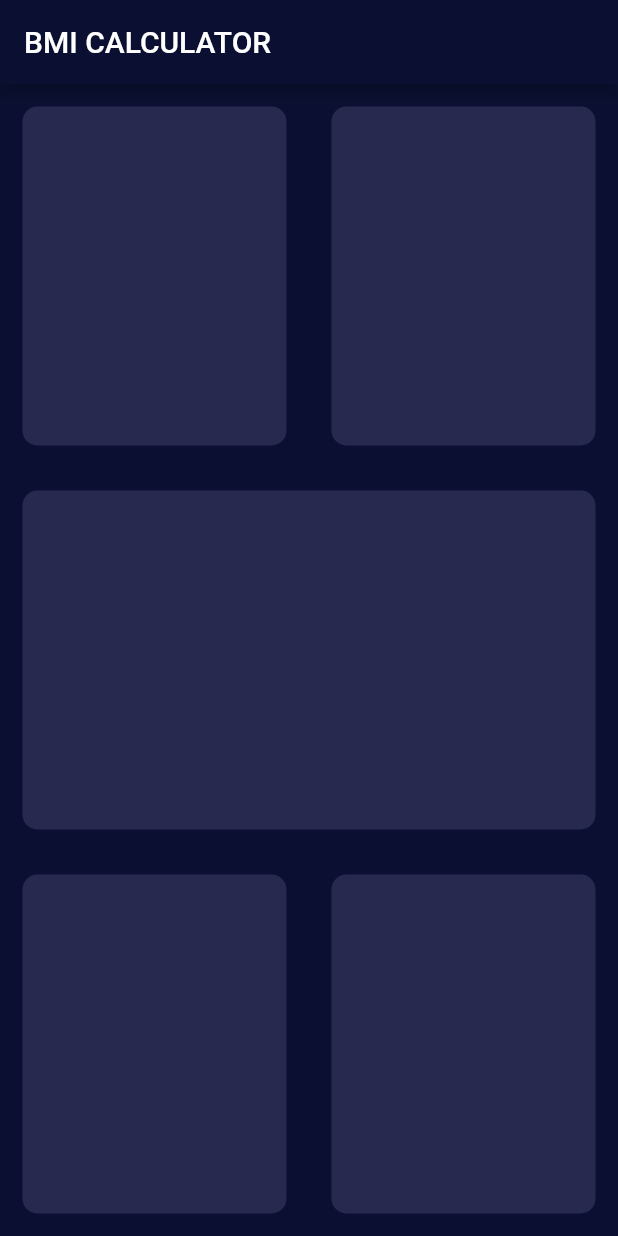
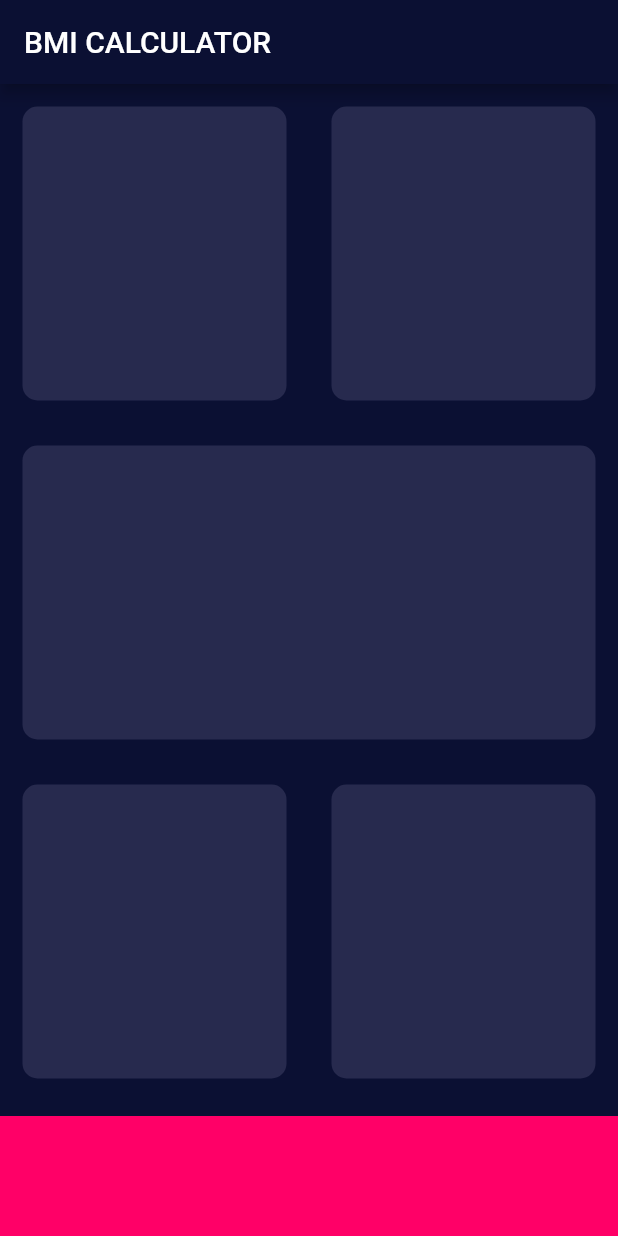
Before and after one commit to Code-Saurav/All_Flutter_Project, a Flutter app: the screen it shows after launch, on a phone screen of 412 x 824 dp. Run offline on Flutter 3.47's test engine with Material 2 defaults, Android fonts, the phone set to English and light mode, and no system bars; our stand-ins replace audioplayers, rflutter_alert.

Commit message:
const color and const height

```diff
--- a/bmi-calculator-flutter/lib/input_page.dart
+++ b/bmi-calculator-flutter/lib/input_page.dart
@@ -1,4 +1,8 @@
+import 'package:flutter/cupertino.dart';
 import 'package:flutter/material.dart';
+
+const bottomContainerHeight = 80.0;
+const cardColor = Color(0xFF272A4E);
 
 class InputPage extends StatefulWidget {
   @override
@@ -19,12 +23,12 @@ class _InputPageState extends State<InputPage> {
               children: <Widget>[
                 Expanded(
                   child: ReusableCard(
-                    colour: Color(0xFF272A4E),
+                    colour: cardColor,
                   ),
                 ),
                 Expanded(
                   child: ReusableCard(
-                    colour: Color(0xFF272A4E),
+                    colour: cardColor,
                   ),
                 ),
               ],
@@ -32,7 +36,7 @@ class _InputPageState extends State<InputPage> {
           ),
           Expanded(
             child: ReusableCard(
-              colour: Color(0xFF272A4E),
+              colour: cardColor,
             ),
           ),
           Expanded(
@@ -40,17 +44,23 @@ class _InputPageState extends State<InputPage> {
               children: <Widget>[
                 Expanded(
                   child: ReusableCard(
-                    colour: Color(0xFF272A4E),
+                    colour: cardColor,
                   ),
                 ),
                 Expanded(
                   child: ReusableCard(
-                    colour: Color(0xFF272A4E),
+                    colour: cardColor,
                   ),
                 ),
               ],
             ),
           ),
+          Container(
+            color: Color(0xFFFF0067),
+            margin: EdgeInsets.only(top: 10.0),
+            width: double.infinity,
+            height: bottomContainerHeight,
+          )
         ],
       ),
     );
@@ -60,7 +70,9 @@ class _InputPageState extends State<InputPage> {
 class ReusableCard extends StatelessWidget {
   ReusableCard({@required this.colour});
 
-  Color colour;
+  final Color
+      colour; // final is important her because it make the properties immutable
+
   @override
   Widget build(BuildContext context) {
     return Container(
```
